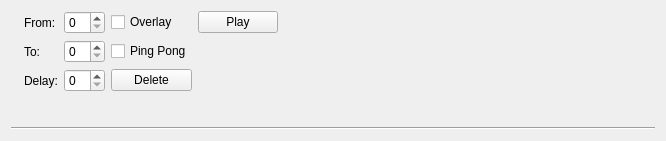
Before: the Qt Designer form animations/animationform.ui in jowin202/OpenSprite, drawn with Qt 5.
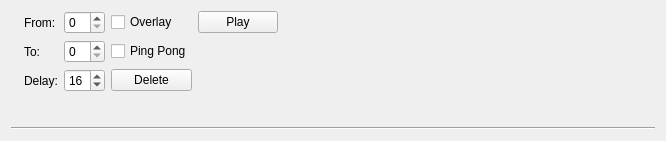
After: the same form once the commit is applied.

Commit message: Default for delay to 16

Patch:
```diff
--- a/animations/animationform.ui
+++ b/animations/animationform.ui
@@ -44,7 +44,11 @@
       </widget>
      </item>
      <item row="2" column="1">
-      <widget class="QSpinBox" name="spin_timer"/>
+      <widget class="QSpinBox" name="spin_timer">
+       <property name="value">
+        <number>16</number>
+       </property>
+      </widget>
      </item>
      <item row="0" column="0">
       <widget class="QLabel" name="label">
```
